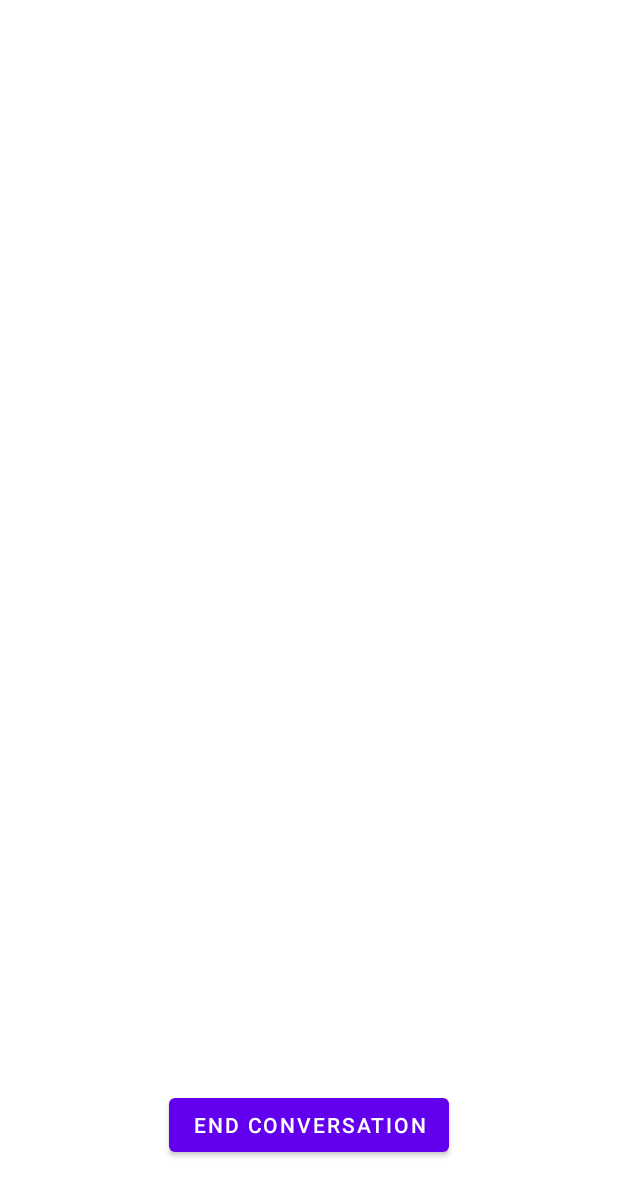
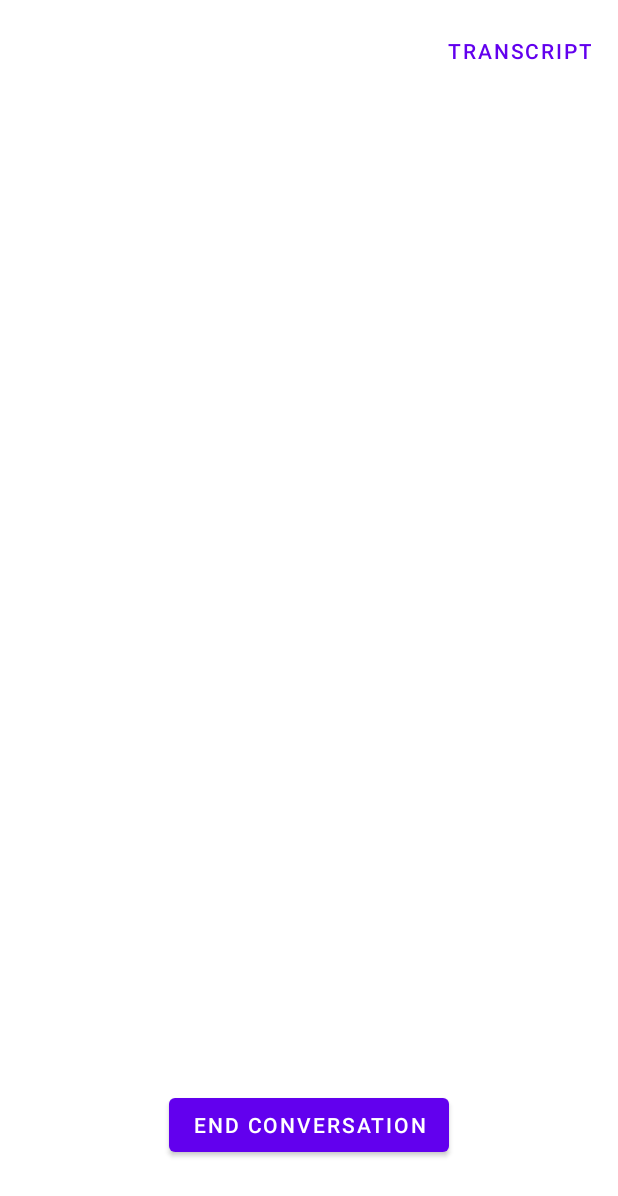
Before and after one commit to susmonteiro/LightMediatorApp, an Android app: the layout activity_conversation.xml on its own in the app's theme, with its tools: preview values and no code run, on a phone screen of 412 x 824 dp. Shown: the top 1196 px of the screen. Run offline under Robolectric (Android 15) with nearby library versions, the phone set to English and light mode, and no system bars.

Commit message:
Transcript button layout

```diff
--- a/app/src/main/res/layout/activity_conversation.xml
+++ b/app/src/main/res/layout/activity_conversation.xml
@@ -25,4 +25,15 @@
         app:layout_constraintEnd_toEndOf="parent"
         app:layout_constraintStart_toStartOf="parent" />
 
+    <Button
+        android:layout_width="wrap_content"
+        android:layout_height="wrap_content"
+        app:layout_constraintEnd_toEndOf="parent"
+        app:layout_constraintTop_toTopOf="parent"
+        android:layout_marginEnd="10sp"
+        android:layout_marginTop="10sp"
+        style="@style/Widget.MaterialComponents.Button.TextButton"
+        android:text="@string/transcript"
+        />
+
 </androidx.constraintlayout.widget.ConstraintLayout>
--- a/app/src/main/res/values/strings.xml
+++ b/app/src/main/res/values/strings.xml
@@ -5,4 +5,5 @@
     <string name="user_1">User 1</string>
     <string name="color_of_user">color of user</string>
     <string name="end_conversation">End conversation</string>
+    <string name="transcript">Transcript</string>
 </resources>
```
